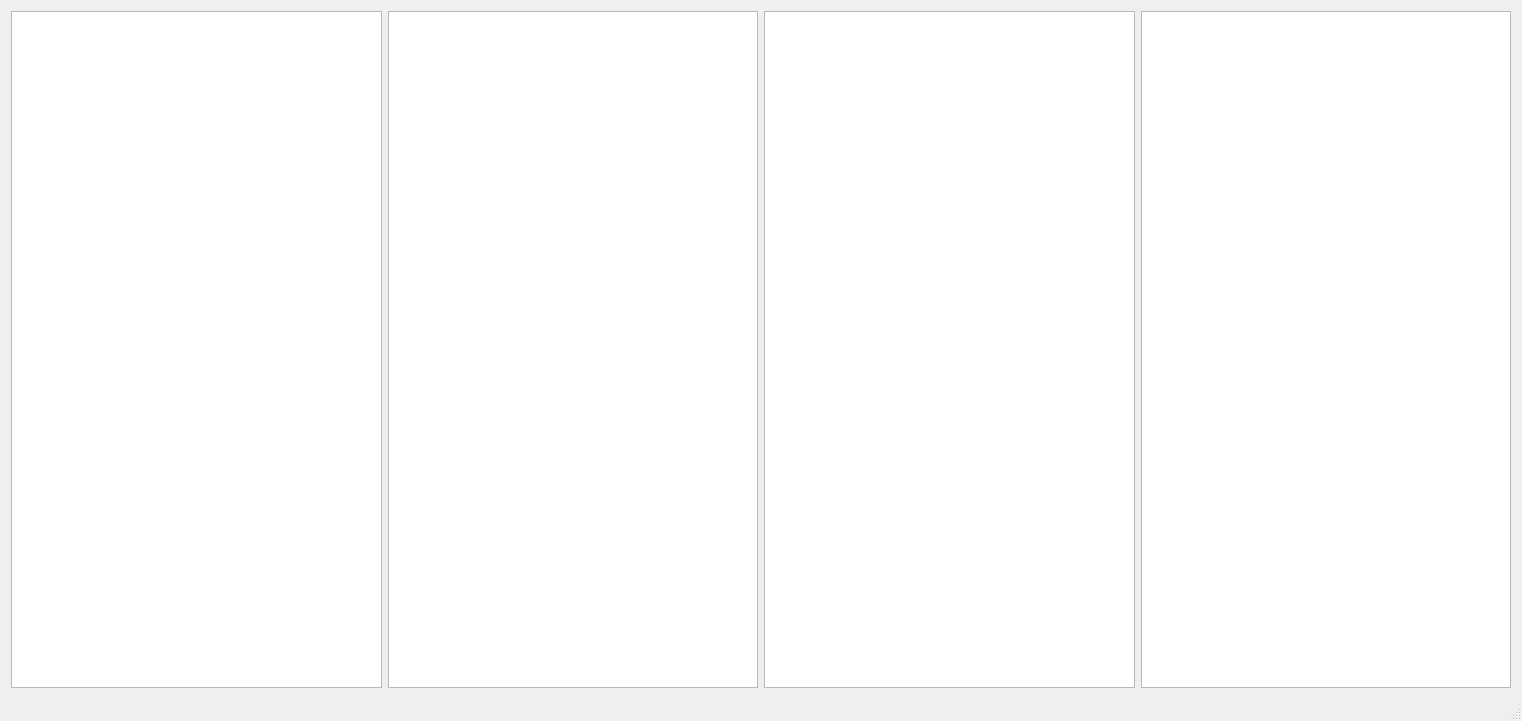
Qt form MusicSorter/MainWindow.ui (TheRealNox/Music-Sorting-Tools) before a commit.
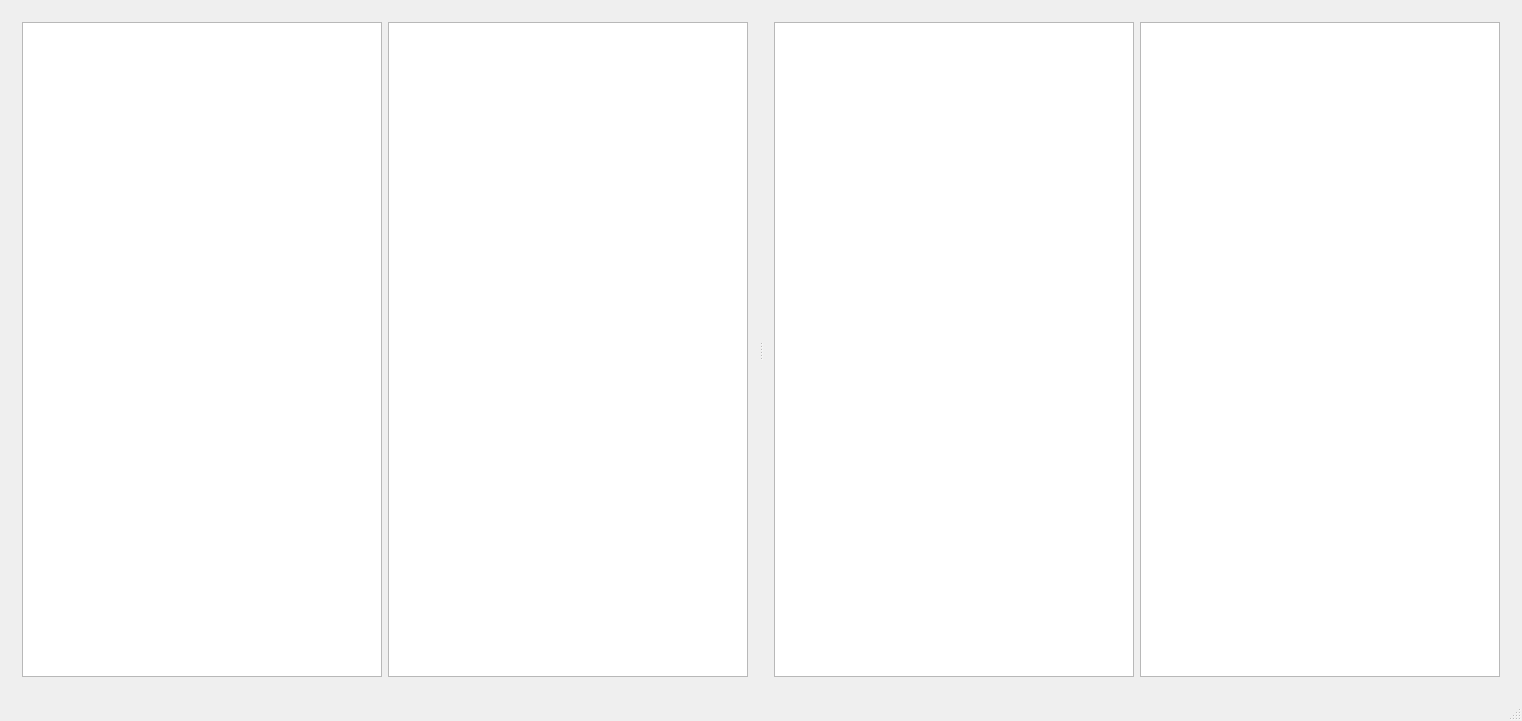
The same form after that commit.

Diff of the .ui file:
```diff
--- a/MusicSorter/MainWindow.ui
+++ b/MusicSorter/MainWindow.ui
@@ -16,6 +16,11 @@
   <widget class="QWidget" name="centralWidget">
    <layout class="QHBoxLayout" name="horizontalLayout">
     <item>
+     <widget class="QSplitter" name="splitter">
+      <property name="orientation">
+       <enum>Qt::Horizontal</enum>
+      </property>
+      <widget class="QWidget" name="">
      <layout class="QHBoxLayout" name="horizontalLayout_2">
       <item>
        <widget class="QTreeView" name="_explorerView"/>
@@ -31,8 +36,8 @@
        </widget>
       </item>
      </layout>
-    </item>
-    <item>
+      </widget>
+      <widget class="QWidget" name="">
      <layout class="QHBoxLayout" name="horizontalLayout_3">
       <item>
        <widget class="QTreeView" name="_explorerView_2"/>
@@ -48,6 +53,8 @@
        </widget>
       </item>
      </layout>
+      </widget>
+     </widget>
     </item>
    </layout>
   </widget>
```
Lines whose indentation alone changed are shown as unchanged.
